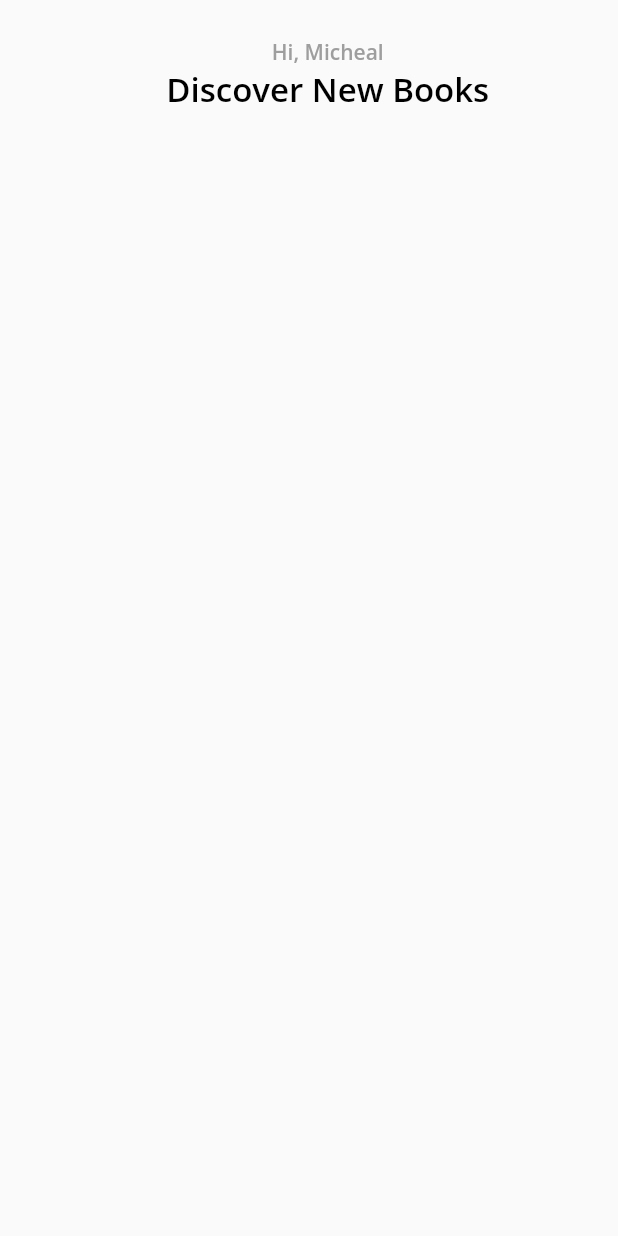
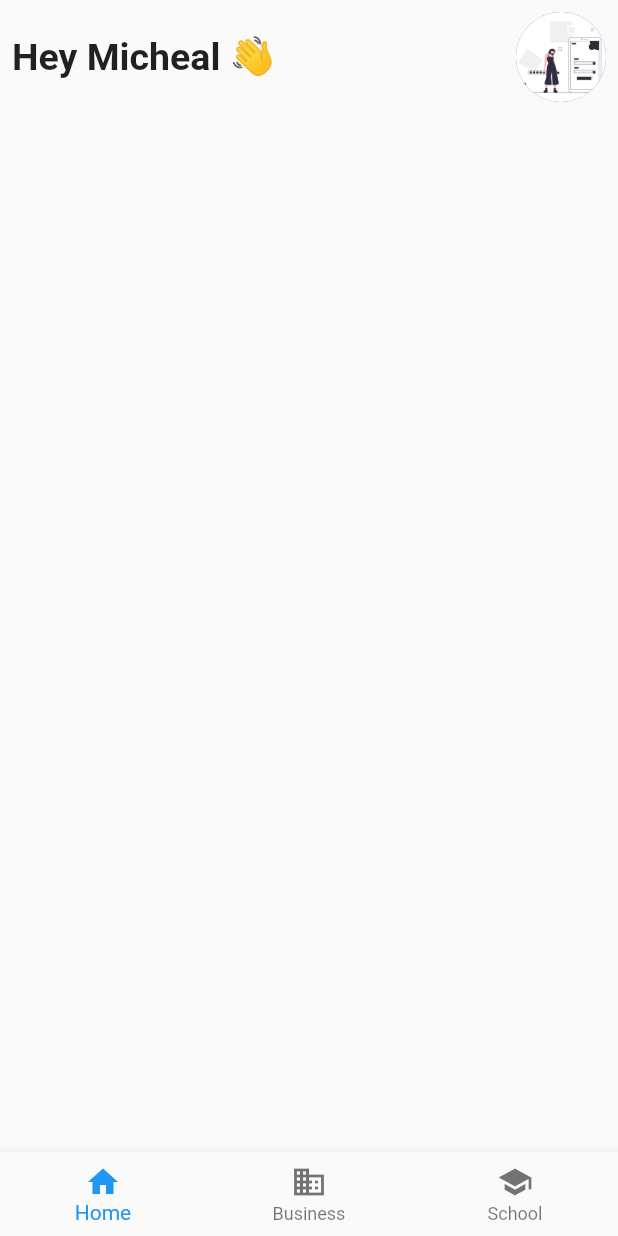
Before and after one commit to D-Mick/BookApp, a Flutter app: the HomePage screen opened directly, on a phone screen of 412 x 824 dp. Run offline on Flutter 3.47's test engine with Material 2 defaults, Android fonts, the phone set to English and light mode, and no system bars; our stand-ins replace google_fonts, lottie, simple_animations; project files that could hold a hidden picture were left out.

Commit message:
Added Animations and Created the homePage

```diff
--- a/lib/screens/auth/login.dart
+++ b/lib/screens/auth/login.dart
@@ -1,4 +1,5 @@
 import 'package:book_app/animations/fadeAnimation.dart';
+import 'package:book_app/screens/home/home_page.dart';
 import 'package:flutter/cupertino.dart';
 import 'package:flutter/material.dart';
 
@@ -96,6 +97,7 @@ class Login extends StatelessWidget {
                 ),
                 FadeAnimation(1.4, MaterialButton(
                   onPressed: () {
+                    Navigator.pushReplacement(context, MaterialPageRoute(builder: (context) => HomePage()));
                   },
                   color: Color(0xff2c2d37),
                   padding: EdgeInsets.symmetric(
--- a/lib/screens/home/home_page.dart
+++ b/lib/screens/home/home_page.dart
@@ -1,3 +1,4 @@
+import 'package:book_app/animations/fadeAnimation.dart';
 import 'package:flutter/material.dart';
 import 'package:google_fonts/google_fonts.dart';
 
@@ -5,41 +6,52 @@ class HomePage extends StatelessWidget {
   @override
   Widget build(BuildContext context) {
     return Scaffold(
-      body: Container(
-        child: ListView(
+      body: SafeArea(
+        child: Column(
+          mainAxisAlignment: MainAxisAlignment.spaceBetween,
           children: [
-            Padding(padding:
-            EdgeInsets.only(
-                left: 25,
-                top: 25),
-              child: Column(
+            FadeAnimation(1, Padding(
+              padding: const EdgeInsets.all(8.0),
+              child: Row(
+                mainAxisAlignment: MainAxisAlignment.spaceBetween,
                 children: [
                   Text(
-                    'Hi, Micheal',
-                    style: GoogleFonts.openSans(
-                      fontSize: 14,
-                      fontWeight: FontWeight.w600,
-                      color: Colors.grey
+                    'Hey Micheal 👋',
+                    style: TextStyle(
+                      fontWeight: FontWeight.bold,
+                      fontSize: 25
                     ),
                   ),
-                  Text(
-                    'Discover New Books',
-                    style: GoogleFonts.openSans(
-                        fontSize: 22,
-                        fontWeight: FontWeight.w600,
-                        color: Colors.black
-                    ),
-                  ),
+                  CircleAvatar(
+                    backgroundImage: AssetImage('assets/image/login.png'),
+                    radius: 30,
+                  )
                 ],
               ),
-            ),
+            )),
+            FadeAnimation(1.2,Column(
+              children: [
+                BottomNavigationBar(
+                  items: const <BottomNavigationBarItem>[
+                    BottomNavigationBarItem(
+                      icon: Icon(Icons.home),
+                      label: 'Home',
+                    ),
+                    BottomNavigationBarItem(
+                      icon: Icon(Icons.business),
+                      label: 'Business',
+                    ),
+                    BottomNavigationBarItem(
+                      icon: Icon(Icons.school),
+                      label: 'School',
+                    ),
+                  ],
+                )
+              ],
+            ))
           ],
         ),
       ),
-      // appBar: AppBar(
-      //   title: Text('Books'),
-      //   backgroundColor: Color(0xffE46F41),
-      // ),
     );
   }
 }
```
Also changed, not shown: lib/screens/walkthrough/on_boarding_page.dart (+8 -7 lines), lib/screens/walkthrough/second_page.dart (+11 -10 lines).
